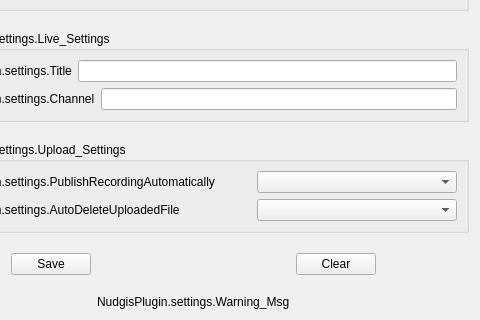
Qt form src/settings.ui (UbiCastTeam/nudgis-obs-plugin) before a commit; both pictures show x 92 to 572 and y 91 to 411 of the 572 by 411 pixel window.
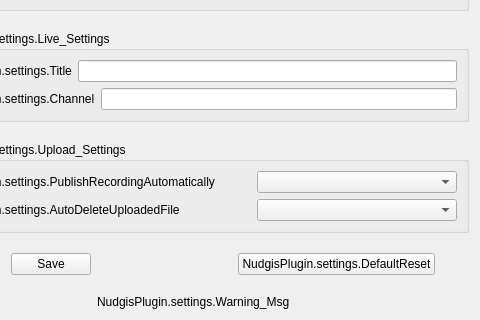
The same form after that commit.

Commit message: nudgis-plugin: Replace Clear button with Default button

```diff
--- a/src/settings.ui
+++ b/src/settings.ui
@@ -243,7 +243,7 @@
         <string>NudgisPlugin.settings.BtnClearWindow.toolTip</string>
        </property>
        <property name="text">
-        <string>Clear</string>
+        <string>NudgisPlugin.settings.DefaultReset</string>
        </property>
       </widget>
      </item>
```
Left out of the diff: 4 changed lines with no effect on the pictures. The commit also changes 4 other files.
